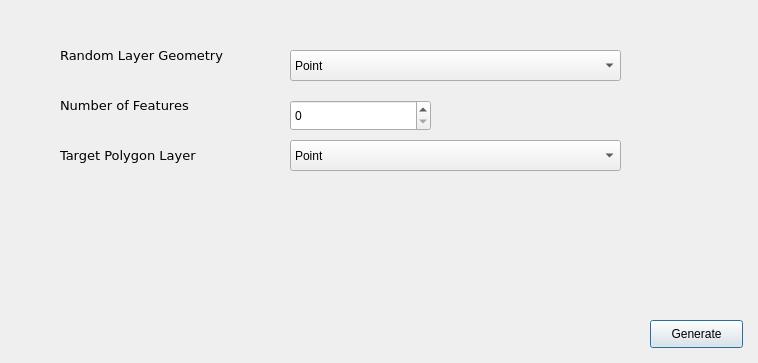
Above: geo_randomizer_dialog_base.ui from a-abdelkarim/GeoRandomizer before the change. Below: the same form after it.
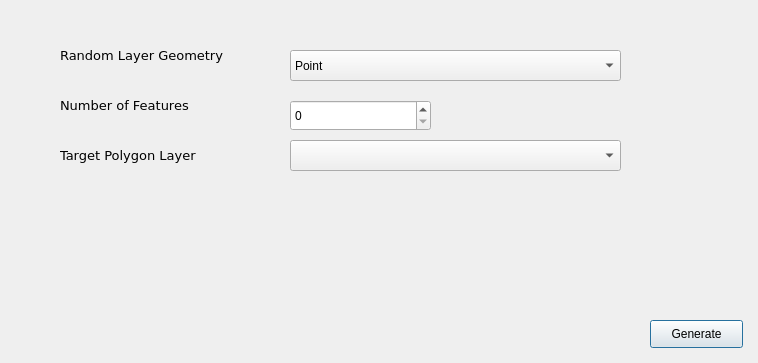
That is the form after the change.

```diff
--- a/geo_randomizer_dialog_base.ui
+++ b/geo_randomizer_dialog_base.ui
@@ -130,16 +130,6 @@
      <pointsize>9</pointsize>
     </font>
    </property>
-   <item>
-    <property name="text">
-     <string>Point</string>
-    </property>
-   </item>
-   <item>
-    <property name="text">
-     <string>PolyLine</string>
-    </property>
-   </item>
   </widget>
   <widget class="QPushButton" name="generate_pushButton">
    <property name="geometry">
```
